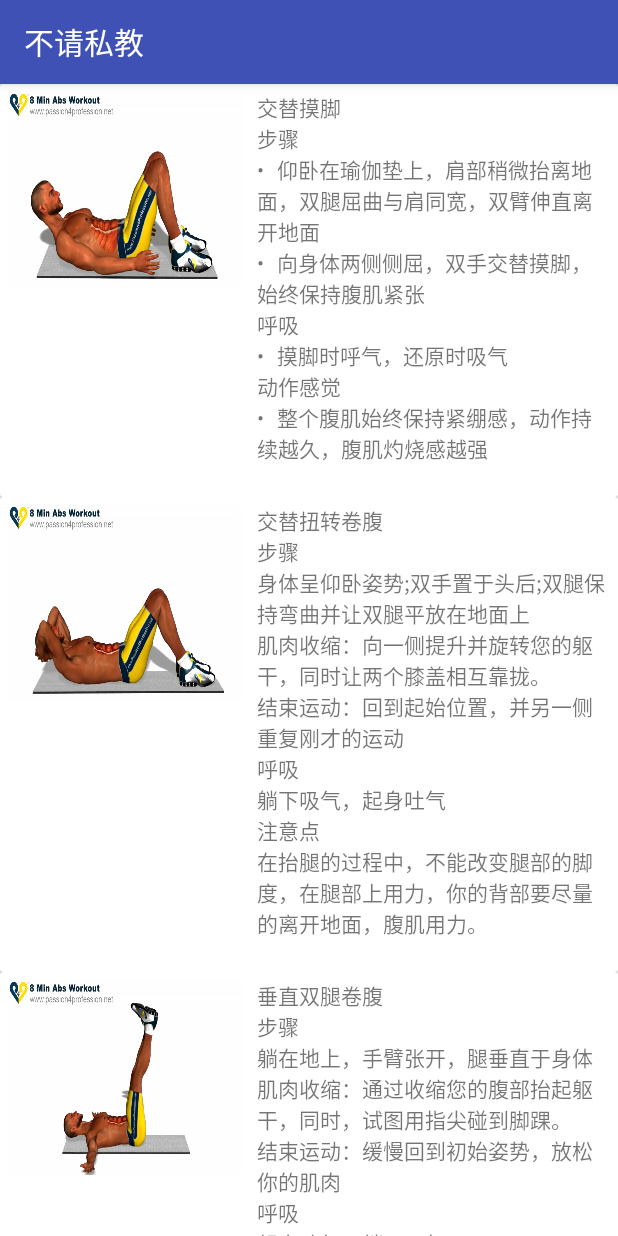
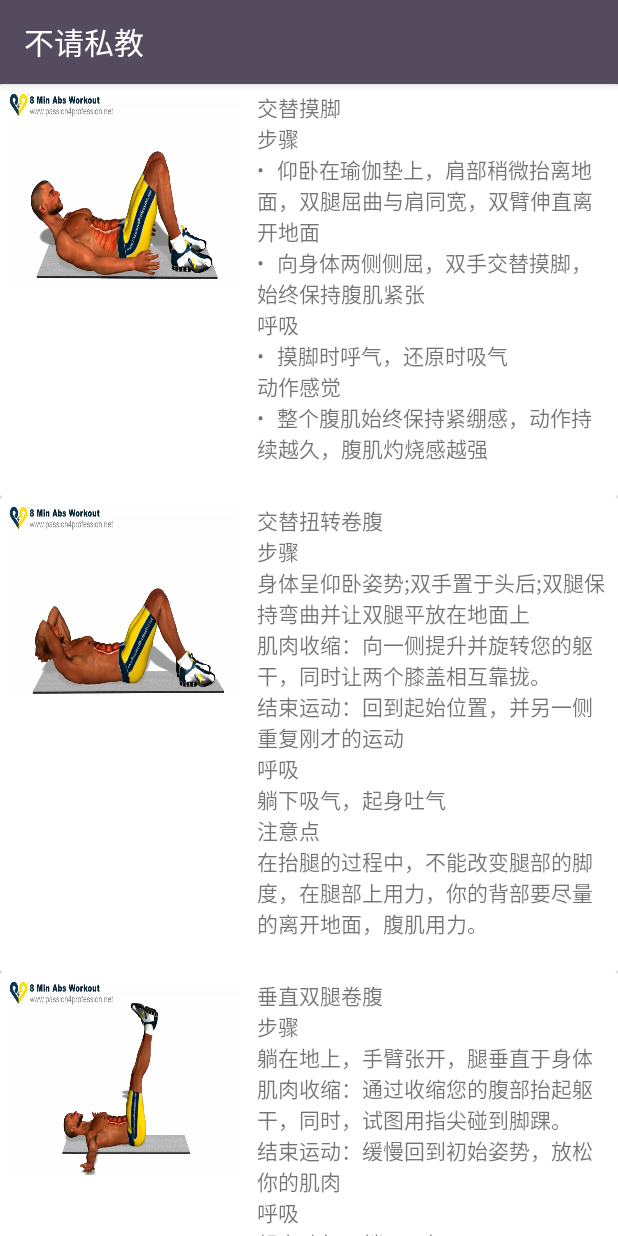
Before and after one commit to JimTmj15/PoseEstimation, an Android app: the screen it shows after launch (VideoActivity), on a phone screen of 412 x 824 dp. Run offline under Robolectric (Android 15) with nearby library versions, the phone set to English and light mode, and no system bars; our stand-ins replace Picasso.

Commit message:
added theme color & descriptions

```diff
--- a/app/build.gradle
+++ b/app/build.gradle
@@ -51,8 +51,6 @@ dependencies {
     implementation 'com.google.android.material:material:1.1.0-alpha04'
     implementation 'com.squareup.picasso:picasso:2.71828'
 
-    implementation 'com.github.halilozercan:BetterVideoPlayer:kotlin-SNAPSHOT'
-
     testImplementation 'junit:junit:4.12'
     androidTestImplementation 'androidx.test:runner:1.2.0'
     androidTestImplementation 'androidx.test.espresso:espresso-core:3.2.0'
--- a/app/src/main/res/values/colors.xml
+++ b/app/src/main/res/values/colors.xml
@@ -1,6 +1,6 @@
 <?xml version="1.0" encoding="utf-8"?>
 <resources>
-    <color name="colorPrimary">#3F51B5</color>
-    <color name="colorPrimaryDark">#303F9F</color>
+    <color name="colorPrimary">#544C5E</color>
+    <color name="colorPrimaryDark">#544C5E</color>
     <color name="colorAccent">#FF4081</color>
 </resources>
```
Also changed, not shown: app/src/main/java/com/jimmy/poseestimation/VideoViewActivity.kt (+2 -8 lines).
